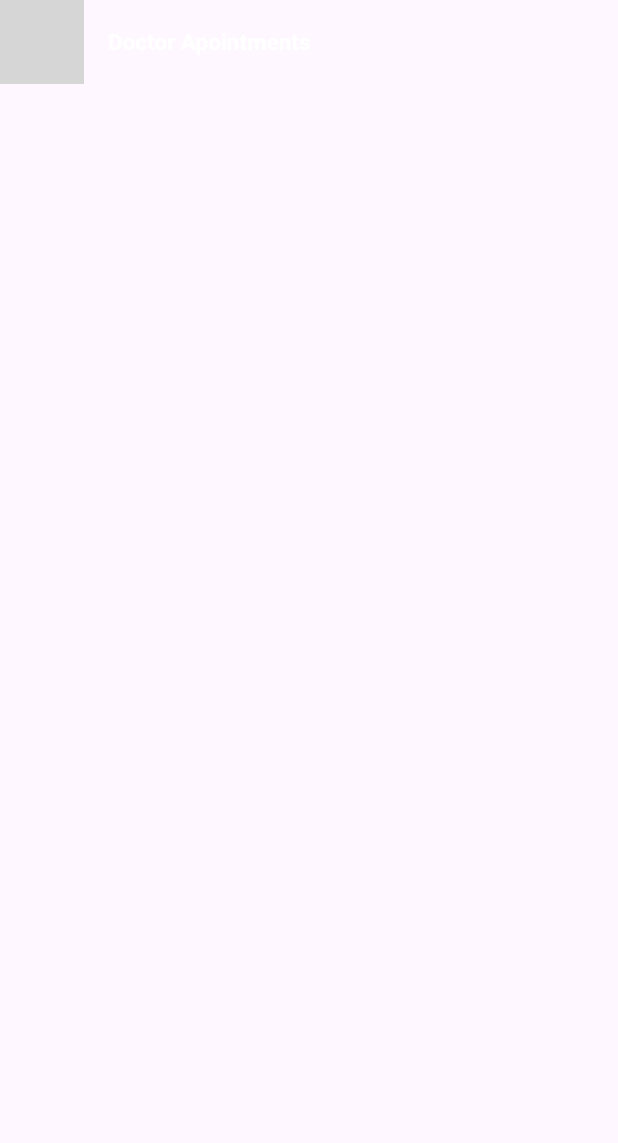
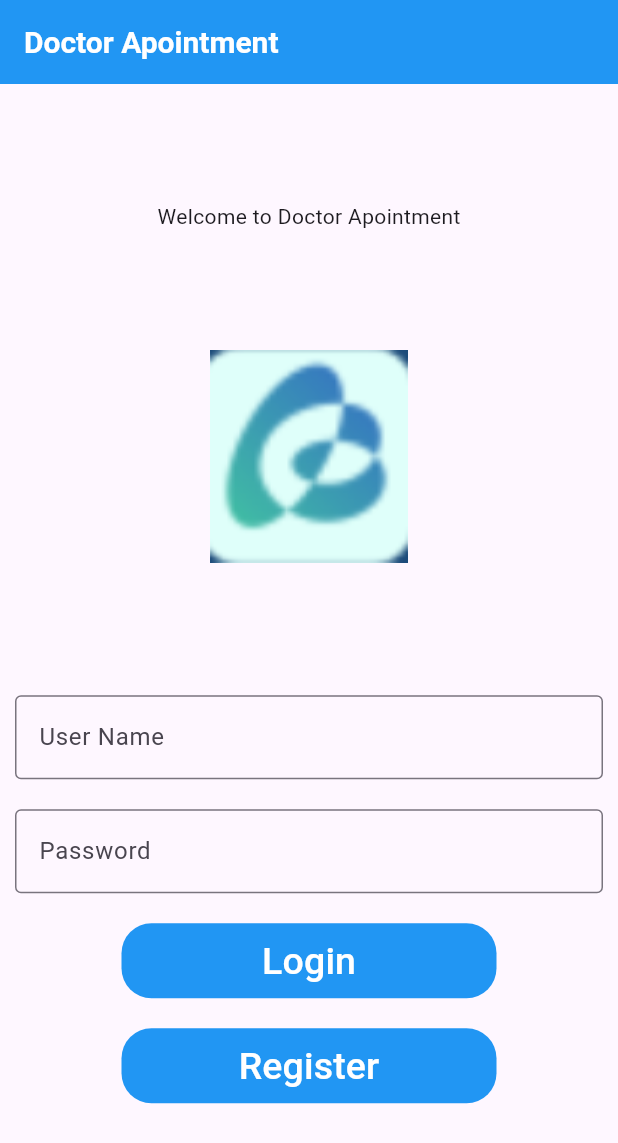
Before and after one commit to RokiTino/DoctorApointments, a Flutter app: the Login screen opened directly, on a phone screen of 412 x 824 dp. Shown: the top 1143 px of the screen. Run offline on Flutter 3.47's test engine with Material 3 defaults, Android fonts, the phone set to English and light mode, and no system bars; our stand-ins replace curved_navigation_bar, syncfusion_flutter_datepicker; grey boxes are pictures that could not be loaded.

Commit message:
Creating a scaffold for the login screen and adding register screen

```diff
--- a/lib/screens/Login.dart
+++ b/lib/screens/Login.dart
@@ -1,4 +1,9 @@
+
+
 import 'package:flutter/material.dart';
+import 'package:hospital/screens/Home.dart';
+
+import 'Register.dart';
 
 class Login extends StatefulWidget {
   Login({Key? key}) : super(key: key);
@@ -10,20 +15,90 @@ class Login extends StatefulWidget {
 class _LoginState extends State<Login> {
   @override
   Widget build(BuildContext context) {
-    return Scaffold(
+    return SafeArea(
+        child: Scaffold(
           appBar: AppBar(
-        leading: Image.asset('logo.png',scale: 1.0,width: 12.0,height: 12.0),
-        title: const Text("Doctor Apointments", style: TextStyle(
+            title: const Text("Doctor Apointment"),
+            titleTextStyle: const TextStyle(
               color: Colors.white,
+              fontWeight: FontWeight.w600,
+              fontSize: 20.0,
               fontStyle: FontStyle.normal,
-          fontWeight: FontWeight.bold,
-          fontSize: 15.0,
             ),
-        softWrap: true,
-          textAlign: TextAlign.center,
+            backgroundColor: Colors.blue,
+          ),
+          body: Column(
+            mainAxisAlignment: MainAxisAlignment.spaceEvenly,
+            children: [
+              const Text("Welcome to Doctor Apointment"),
+              Image.asset("assets/images/logo.png",scale: 0.5,),
+              Form(
+                  child: Column(
+                    children: [
+                      const Padding(
+                        padding: EdgeInsets.all(10),
+                        child: TextField(
+                        decoration: InputDecoration(
+                        border: OutlineInputBorder(),
+                        labelText: 'User Name',
+                        hintText: 'Enter valid mail id as abc@gmail.com'
                                             ),
                                           ),
-      body: Container(),
+                      ),
+                      const Padding(
+                      padding: EdgeInsets.all(10),
+                      child: TextField(
+                      obscureText: true,
+                      decoration: InputDecoration(
+                      border: OutlineInputBorder(),
+                      labelText: 'Password',
+                      hintText: 'Enter your secure password'
+                      ),
+                      ),
+                      ),
+                      Padding(
+                        padding: const EdgeInsets.all(10),
+                        child: Container(
+                          height: 50,
+                          width: 250,
+                          decoration: BoxDecoration(
+                              color: Colors.blue, borderRadius: BorderRadius.circular(20)),
+                          child: TextButton(
+                            onPressed: () {
+                              Navigator.push(
+                                  context, MaterialPageRoute(builder: (_) => const Home()));
+                            },
+                            child: const Text(
+                              'Login',
+                              style: TextStyle(color: Colors.white, fontSize: 25),
+                            ),
+                          ),
+                        ),
+                      ),
+                      Padding(padding: const EdgeInsets.all(10),
+                          child: Container(
+                            height: 50,
+                            width: 250,
+                            decoration: BoxDecoration(
+                                color: Colors.blue, borderRadius: BorderRadius.circular(20)),
+                            child: TextButton(
+                              onPressed: () {
+                                Navigator.push(
+                                    context, MaterialPageRoute(builder: (_) => const Register()));
+                              },
+                              child: const Text(
+                                'Register',
+                                style: TextStyle(color: Colors.white, fontSize: 25),
+                              ),
+                            ),
+                      ),
+                      ),
+                      ],
+                  )
+              )
+            ],
+          ),
+        )
     );
   }
 }
--- /dev/null
+++ b/lib/screens/Register.dart
@@ -0,0 +1,15 @@
+import 'package:flutter/material.dart';
+
+class Register extends StatefulWidget {
+  const Register({super.key});
+
+  @override
+  State<Register> createState() => _RegisterState();
+}
+
+class _RegisterState extends State<Register> {
+  @override
+  Widget build(BuildContext context) {
+    return const Placeholder();
+  }
+}
```
Lines whose indentation alone changed are shown as unchanged.
